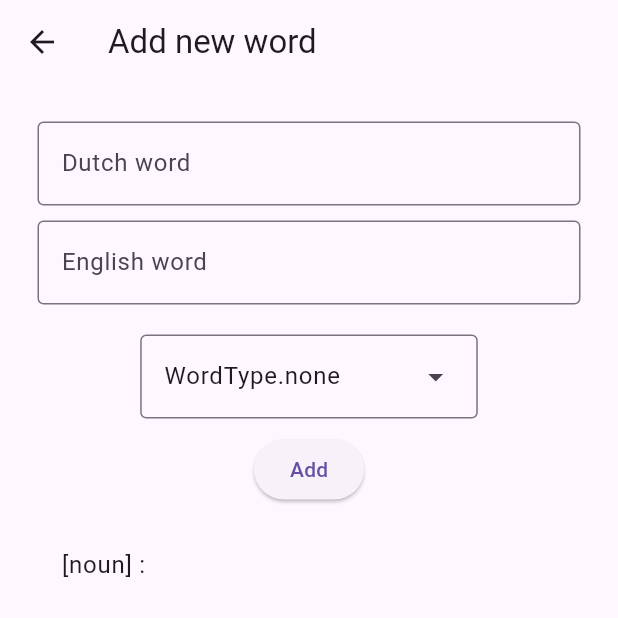
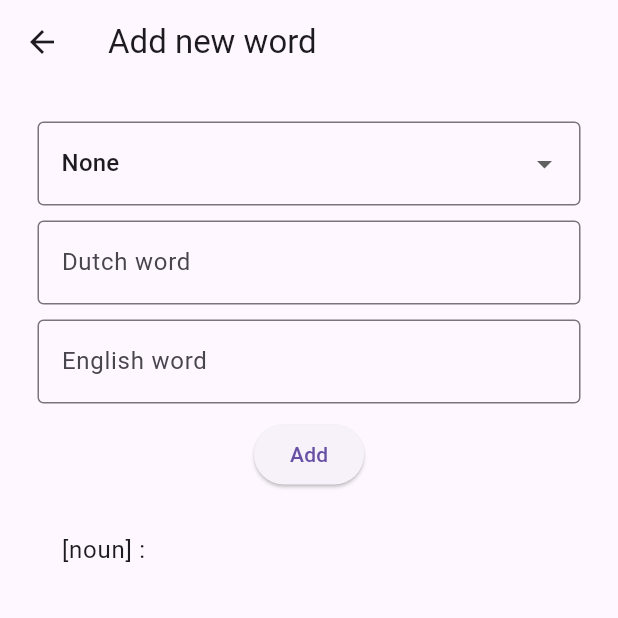
Before and after one commit to NataliVol4ipsa/DutchFlutterApp, a Flutter app: the NewWordInputPage screen opened by its route, after a tap on "Add", on a phone screen of 412 x 824 dp, the top half of it. Run offline on Flutter 3.47's test engine with Material 3 defaults, Android fonts, the light colour scheme and no system bars; our stand-ins replace isar; accounts and stored records are empty; generated files the repository leaves out were written again.

Commit message:
refactor generic dropdown to fit screen width and use modern component

```diff
--- a/lib/pages/home_page.dart
+++ b/lib/pages/home_page.dart
@@ -53,13 +53,13 @@ class HomePage extends StatelessWidget {
         onTap: (int index) {
           switch (index) {
             case 0:
-              Navigator.pushNamed(context, '/newword');
+              Navigator.pushNamed(context, '/practice');
               break;
             case 1:
               Navigator.pushNamed(context, '/wordlist');
               break;
             case 2:
-              Navigator.pushNamed(context, '/practice');
+              Navigator.pushNamed(context, '/newword');
               break;
           }
         },
--- a/lib/pages/new_word_input_page.dart
+++ b/lib/pages/new_word_input_page.dart
@@ -59,6 +59,11 @@ class _NewWordInputPageState extends State<NewWordInputPage> {
     });
   }
 
+  String capitalizeEnum(WordType wordType) {
+    final word = wordType.name;
+    return '${word[0].toUpperCase()}${word.substring(1)}'; // Capitalize the first letter
+  }
+
   @override
   Widget build(BuildContext context) {
     return Scaffold(
@@ -69,6 +74,11 @@ class _NewWordInputPageState extends State<NewWordInputPage> {
           child: Column(
             mainAxisAlignment: MainAxisAlignment.center,
             children: [
+              GenericDropdownMenu(
+                  onValueChanged: updateSelectedWordType,
+                  dropdownValues: WordType.values.toList(),
+                  displayStringFunc: capitalizeEnum),
+              SizedBox(height: 10), // Add some spacing
               TextField(
                 controller: dutchWordTextInputController,
                 decoration: InputDecoration(
@@ -84,14 +94,8 @@ class _NewWordInputPageState extends State<NewWordInputPage> {
                   hintText: "English word",
                 ),
               ),
-              SizedBox(height: 20), // Add some spacing
-              GenericDropdownMenu<WordType>(
-                  dropdownValues: WordType.values.toList(),
-                  onValueChanged: updateSelectedWordType,
-                  displayString: (WordType? value) {
-                    return value?.name ?? "";
-                  }),
               SizedBox(height: 10), // Add some spacing
+
               ElevatedButton(onPressed: addNewWord, child: Text("Add")),
               SizedBox(height: 20), // Add some spacing
               // Wrap ListView.builder in Expanded to provide height
--- a/lib/reusable_widgets/generic_dropdown_menu.dart
+++ b/lib/reusable_widgets/generic_dropdown_menu.dart
@@ -1,17 +1,17 @@
 // ignore_for_file: prefer_const_constructors
 import 'package:flutter/material.dart';
 
-class GenericDropdownMenu<T> extends StatefulWidget {
+class GenericDropdownMenu<T extends Enum> extends StatefulWidget {
   final List<T> dropdownValues;
   final ValueChanged<T?> onValueChanged;
-  final String Function(T value) displayString;
+  final String Function(T value) displayStringFunc;
   final T? initialValue;
 
   const GenericDropdownMenu({
     super.key,
     required this.onValueChanged,
     required this.dropdownValues,
-    required this.displayString,
+    required this.displayStringFunc,
     this.initialValue,
   });
 
@@ -19,32 +19,38 @@ class GenericDropdownMenu<T> extends StatefulWidget {
   State<GenericDropdownMenu<T>> createState() => _GenericDropdownMenuState<T>();
 }
 
-class _GenericDropdownMenuState<T> extends State<GenericDropdownMenu<T>> {
+class _GenericDropdownMenuState<T extends Enum>
+    extends State<GenericDropdownMenu<T>> {
   late T selectedValue;
 
   @override
   void initState() {
     super.initState();
-    selectedValue = widget.dropdownValues.first;
+    selectedValue = widget.initialValue ?? widget.dropdownValues.first;
   }
 
   @override
   Widget build(BuildContext context) {
-    return DropdownMenu<T>(
-      initialSelection: widget.initialValue ?? widget.dropdownValues.first,
-      onSelected: (T? value) {
+    return SizedBox(
+      width: double.infinity, // Make sure the dropdown takes full width
+      child: DropdownButtonFormField<T?>(
+        value: selectedValue,
+        onChanged: (T? value) {
           setState(() {
             selectedValue = value as T;
             widget.onValueChanged(selectedValue);
           });
         },
-      dropdownMenuEntries:
-          widget.dropdownValues.map<DropdownMenuEntry<T>>((T value) {
-        return DropdownMenuEntry<T>(
+        items: widget.dropdownValues.map<DropdownMenuItem<T>>((T value) {
+          return DropdownMenuItem<T>(
             value: value,
-          label: value.toString(),
+            child: Text(widget.displayStringFunc(value)),
           );
         }).toList(),
+        decoration: InputDecoration(
+          border: OutlineInputBorder(), // Matching the TextField style
+        ),
+      ),
     );
   }
 }
```
Lines whose indentation alone changed are shown as unchanged.
